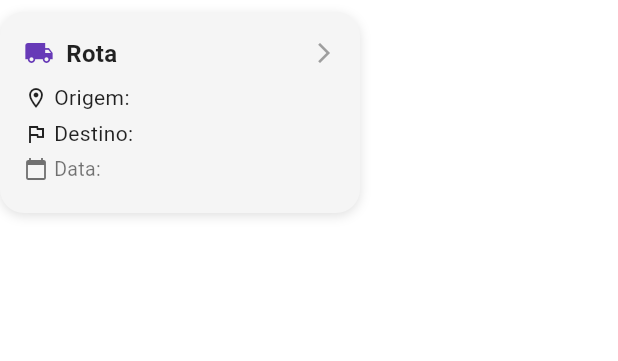
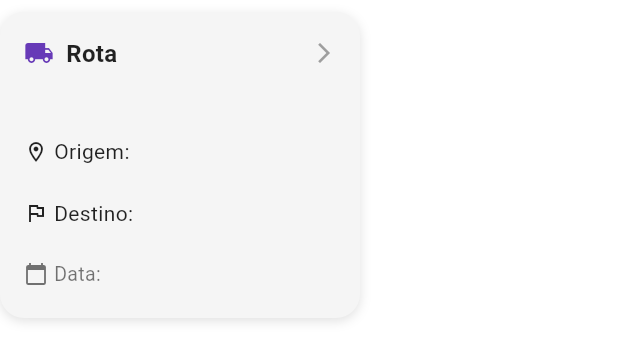
Before and after one commit to DiogoTorresDevelopment/rota_app, a Flutter app: the RotaCardItem widget shown alone on an empty page, opened directly with empty values, on a phone screen of 412 x 824 dp. Shown: the top 361 px of the screen. Run offline on Flutter 3.47's test engine with Material 3 defaults, Android fonts, the light colour scheme and no system bars; our stand-ins replace dio, flutter_dotenv, flutter_map, flutter_riverpod, go_router, image_picker and 2 more; accounts and stored records are empty; network calls fail; project files that could hold a hidden picture were left out.

Commit message:
Second.two commit

```diff
--- a/lib/modules/routes/widgets/rota_card_item.dart
+++ b/lib/modules/routes/widgets/rota_card_item.dart
@@ -15,8 +15,10 @@ class RotaCardItem extends StatelessWidget {
   Widget build(BuildContext context) {
     return GestureDetector(
       onTap: onTap,
+      child: SizedBox(
+        width: 240,
+        height: 220,
         child: Container(
-        width: 240,
           margin: const EdgeInsets.symmetric(vertical: 8),
           padding: const EdgeInsets.all(16),
           decoration: BoxDecoration(
@@ -31,22 +33,18 @@ class RotaCardItem extends StatelessWidget {
             ],
           ),
           child: Column(
-          mainAxisSize: MainAxisSize.min,
             crossAxisAlignment: CrossAxisAlignment.start,
+            mainAxisAlignment: MainAxisAlignment.spaceBetween, // 🔁 Distribuição vertical
             children: [
               // Cabeçalho
               Row(
-              crossAxisAlignment: CrossAxisAlignment.center,
                 children: [
                   const Icon(Icons.local_shipping, size: 20, color: Colors.deepPurple),
                   const SizedBox(width: 8),
                   Expanded(
                     child: Text(
                       'Rota ${rota.codigo}',
-                    style: const TextStyle(
-                      fontSize: 16,
-                      fontWeight: FontWeight.bold,
-                    ),
+                      style: const TextStyle(fontSize: 16, fontWeight: FontWeight.bold),
                       overflow: TextOverflow.ellipsis,
                       maxLines: 1,
                     ),
@@ -54,17 +52,13 @@ class RotaCardItem extends StatelessWidget {
                   const Icon(Icons.arrow_forward_ios, size: 16, color: Colors.grey),
                 ],
               ),
-            const SizedBox(height: 8),
+              const SizedBox(height: 10),
 
               // Informações
               _buildInfoRow(Icons.location_on_outlined, 'Origem: ${rota.origem}'),
-            const SizedBox(height: 4),
               _buildInfoRow(Icons.flag_outlined, 'Destino: ${rota.destino}'),
-            const SizedBox(height: 4),
               _buildInfoRow(Icons.calendar_today, 'Data: ${rota.dataEnvio}', fontSize: 13, color: Colors.black54),
-            const SizedBox(height: 4),
 
-            // Pontos
               if (rota.pontos.isNotEmpty)
                 _buildInfoRow(
                   Icons.place_rounded,
@@ -73,6 +67,7 @@ class RotaCardItem extends StatelessWidget {
                   color: Colors.black54,
                 ),
             ],
+          ),
         ),
       ),
     );
@@ -84,7 +79,9 @@ class RotaCardItem extends StatelessWidget {
         double fontSize = 14,
         Color color = Colors.black87,
       }) {
-    return Row(
+    return Padding(
+      padding: const EdgeInsets.only(bottom: 4),
+      child: Row(
         crossAxisAlignment: CrossAxisAlignment.center,
         children: [
           Icon(icon, size: 16, color: color),
@@ -98,6 +95,7 @@ class RotaCardItem extends StatelessWidget {
             ),
           ),
         ],
+      ),
     );
   }
 }
```
Also changed, not shown: lib/modules/home/presentation/home_page.dart (+10 -6 lines), 1 other file. Lines whose indentation alone changed are shown as unchanged.
